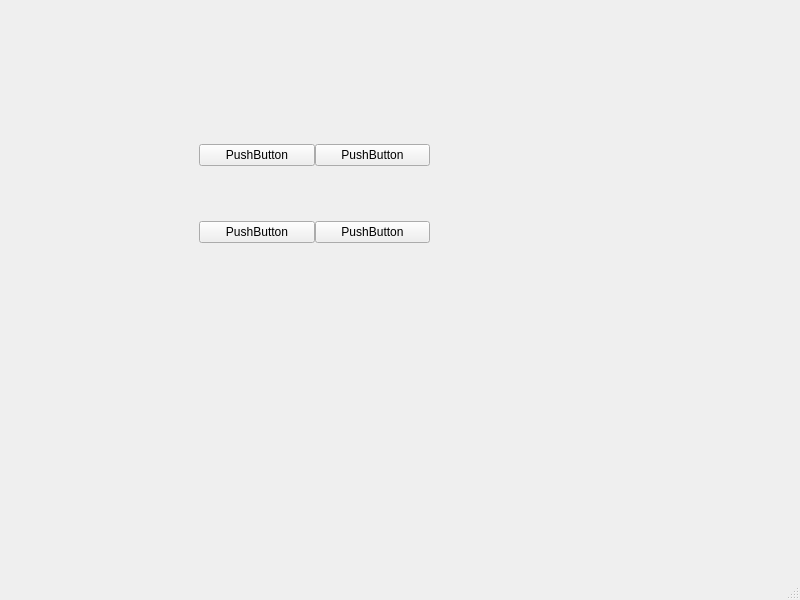
Above: ChessBoard/mainwindow.ui from mnementjr/Chess before the change. Below: the same form after it.
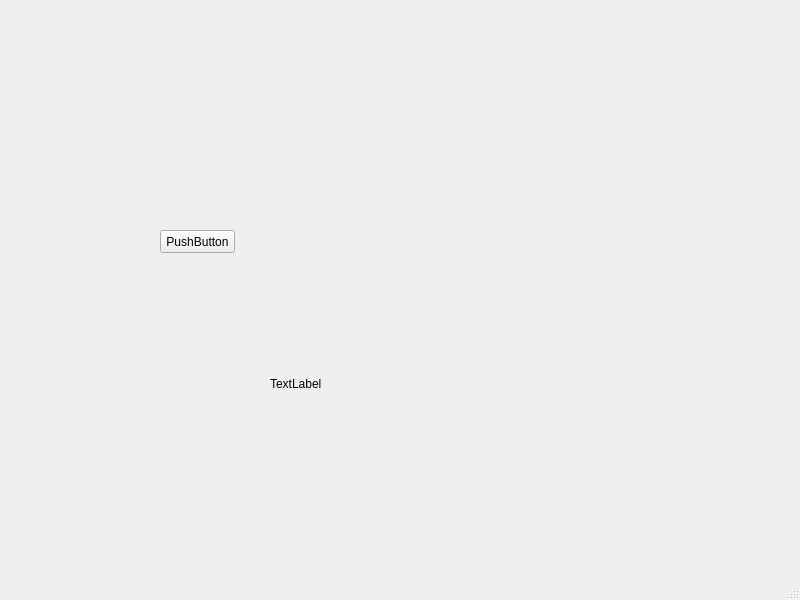
That is the form after the change. Icons and pictures are not drawn.

```diff
--- a/ChessBoard/mainwindow.ui
+++ b/ChessBoard/mainwindow.ui
@@ -14,54 +14,31 @@
    <string>MainWindow</string>
   </property>
   <widget class="QWidget" name="centralwidget">
-   <widget class="QWidget" name="gridLayoutWidget">
+   <widget class="QPushButton" name="pushButton">
     <property name="geometry">
      <rect>
-      <x>199</x>
-      <y>89</y>
-      <width>231</width>
-      <height>211</height>
+      <x>160</x>
+      <y>230</y>
+      <width>75</width>
+      <height>23</height>
      </rect>
     </property>
-    <layout class="QGridLayout" name="gridLayout">
-     <property name="leftMargin">
-      <number>0</number>
-     </property>
-     <property name="topMargin">
-      <number>0</number>
-     </property>
-     <property name="spacing">
-      <number>0</number>
-     </property>
-     <item row="0" column="1">
-      <widget class="QPushButton" name="pushButton_2">
-       <property name="text">
-        <string>PushButton</string>
-       </property>
-      </widget>
-     </item>
-     <item row="0" column="0">
-      <widget class="QPushButton" name="pushButton">
-       <property name="text">
-        <string>PushButton</string>
-       </property>
-      </widget>
-     </item>
-     <item row="1" column="0">
-      <widget class="QPushButton" name="pushButton_3">
-       <property name="text">
-        <string>PushButton</string>
-       </property>
-      </widget>
-     </item>
-     <item row="1" column="1">
-      <widget class="QPushButton" name="pushButton_4">
-       <property name="text">
-        <string>PushButton</string>
-       </property>
-      </widget>
-     </item>
-    </layout>
+    <property name="text">
+     <string>PushButton</string>
+    </property>
+   </widget>
+   <widget class="QLabel" name="label">
+    <property name="geometry">
+     <rect>
+      <x>270</x>
+      <y>323</y>
+      <width>151</width>
+      <height>121</height>
+     </rect>
+    </property>
+    <property name="text">
+     <string>TextLabel</string>
+    </property>
    </widget>
   </widget>
   <widget class="QMenuBar" name="menubar">
```
Left out of the diff: 4 changed lines with no effect on the pictures.
